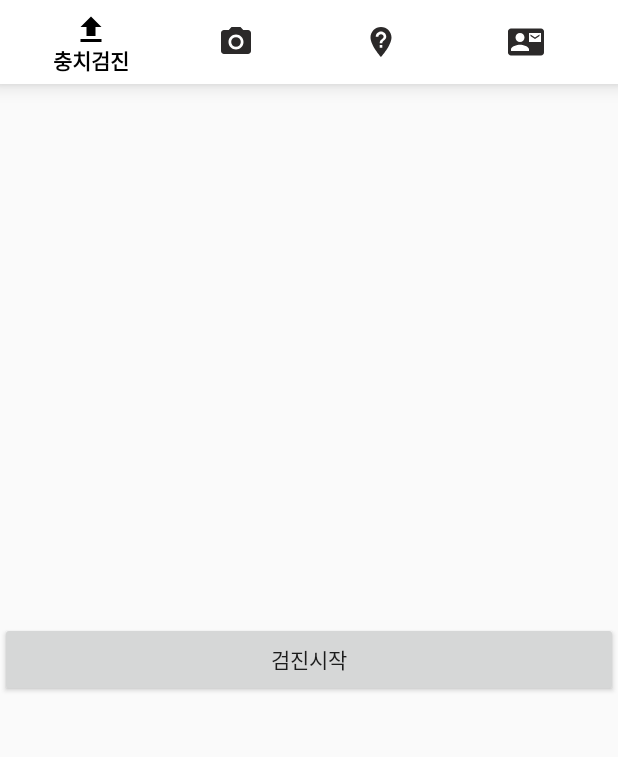
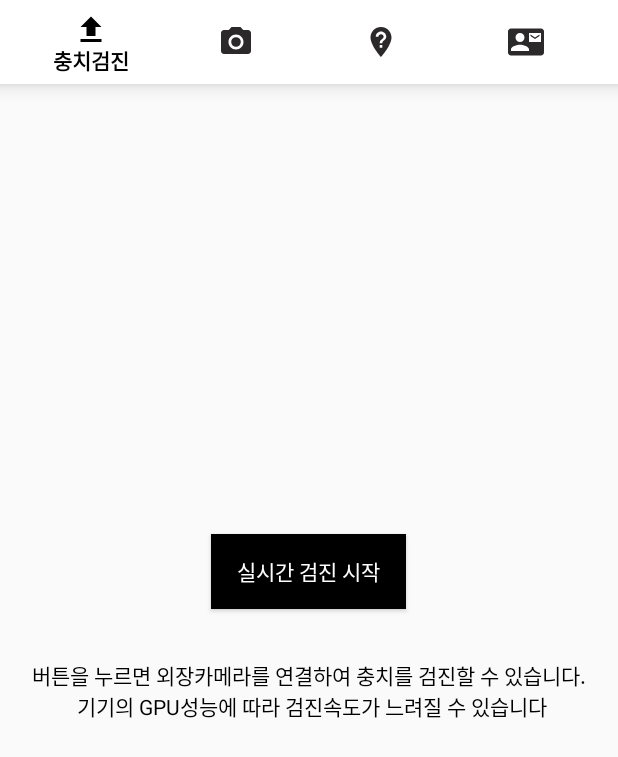
Before and after one commit to kimkyungchan/TeethDetectSystem, an Android app: the fragment VideoWindowsActivityFragment placed in its activity, on a phone screen of 412 x 824 dp. Shown: the top 757 px of the screen. Run offline under Robolectric (Android 15) with nearby library versions, the phone set to English and light mode, and no system bars.

Commit message:
디자인 2차수정
버튼색상 및 프래그먼트디자인수정

```diff
--- a/app/src/main/res/layout/activity_maps.xml
+++ b/app/src/main/res/layout/activity_maps.xml
@@ -12,14 +12,16 @@
             android:name="com.google.android.gms.maps.SupportMapFragment"
             android:layout_width="match_parent"
             android:layout_height="0dp"
-            android:layout_weight="0.9"
+            android:layout_weight="0.92"
             tools:context=".MapsActivity" />
 
         <Button
             android:text="주변장소검색"
+            android:background="@color/black"
+            android:textColor="@color/white"
             android:layout_width="match_parent"
             android:layout_height="0dp"
-            android:layout_weight="0.1"
+            android:layout_weight="0.08"
             android:id="@+id/button"/>
 
 
--- a/app/src/main/res/layout/fragment_video_windows_activity.xml
+++ b/app/src/main/res/layout/fragment_video_windows_activity.xml
@@ -3,13 +3,26 @@
     xmlns:tools="http://schemas.android.com/tools"
     android:layout_width="match_parent"
     android:layout_height="match_parent"
+    android:orientation="vertical"
     tools:context=".VideoWindowsActivityFragment">
 
     <Button
+        android:id="@+id/detectgo"
+        android:layout_width="130dp"
+        android:layout_height="50dp"
+        android:background="@color/black"
+        android:textColor="@color/white"
+        android:text="실시간 검진 시작"
+        android:layout_marginTop="300dp"
+        android:layout_gravity="center"/>
+
+    <TextView
         android:layout_gravity="center"
-        android:id="@+id/detectgo"
+        android:gravity="center"
         android:layout_width="match_parent"
         android:layout_height="50dp"
-        android:text="검진시작" />
+        android:layout_marginTop="30dp"
+        android:text="버튼을 누르면 외장카메라를 연결하여 충치를 검진할 수 있습니다.\n 기기의 GPU성능에 따라 검진속도가 느려질 수 있습니다"
+        android:textColor="@color/black"/>
 
 </LinearLayout>
```
Also changed, not shown: app/src/main/res/layout/fragment_maps.xml (+14 -1 lines).
